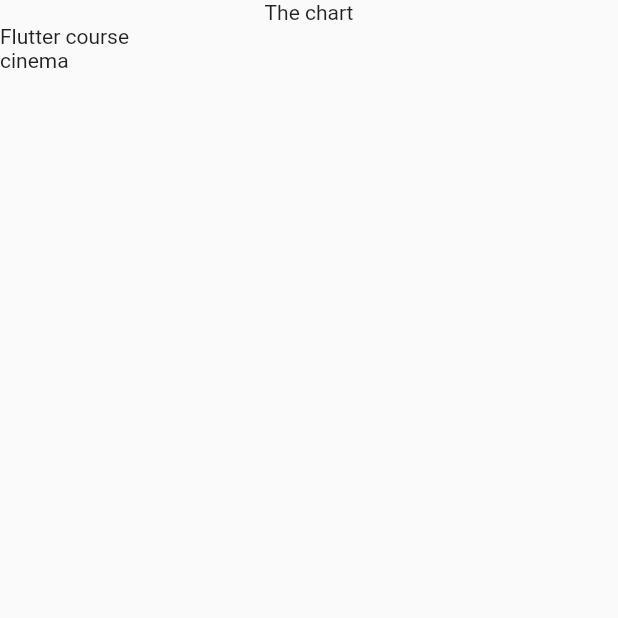
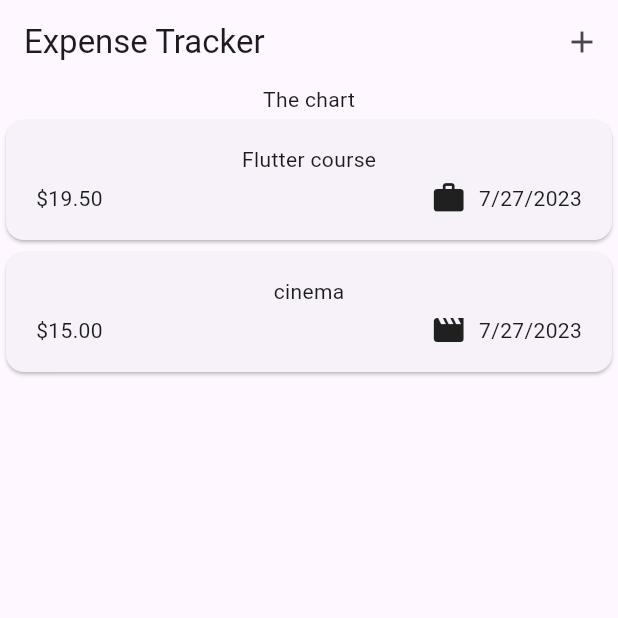
Before and after one commit to Gokuls-2003/expenses_tracker, a Flutter app: the screen it shows after launch, on a phone screen of 412 x 824 dp, the top half of it. Run offline on Flutter 3.47's test engine with Material 2 defaults, Android fonts, the phone set to English and light mode, and no system bars.

Commit message:
dataTimeSet

```diff
--- a/lib/main.dart
+++ b/lib/main.dart
@@ -3,7 +3,8 @@ import 'package:flutter/material.dart';
 
 void main(){
   runApp(
-    const MaterialApp(
+    MaterialApp(
+      theme: ThemeData(useMaterial3: true),
       home: Expenses(),
     )
   );
--- a/lib/models/expense.dart
+++ b/lib/models/expense.dart
@@ -1,8 +1,20 @@
+import 'package:flutter/material.dart';
+import 'package:intl/intl.dart';
 import 'package:uuid/uuid.dart';
+
+final formatter = DateFormat.yMd();
 
 const uuid = Uuid();
 
-enum Category  {food, trsvel,leisure,work}
+enum Category  {food, travel,leisure,work}
+
+const categoryIcons = {
+    Category.food : Icons.lunch_dining,
+    Category.travel : Icons.flight_takeoff,
+    Category.leisure : Icons.movie,
+    Category.work : Icons.work,
+
+};
 
 class Expense{
 
@@ -15,4 +27,9 @@ class Expense{
   final double amount;
   final DateTime date;
   final Category category;
+
+  String get formattedDate{
+    return formatter.format(date);
+  }
+
 }
--- a/lib/widgets/expenses.dart
+++ b/lib/widgets/expenses.dart
@@ -1,29 +1,45 @@
+import 'package:expense_tracker/models/expense.dart';
 import 'package:expense_tracker/widgets/expenses_list.dart';
-import 'package:expense_tracker/models/expense.dart';
+import 'package:expense_tracker/widgets/new_expense.dart';
 import 'package:flutter/material.dart';
 
-class Expenses extends StatefulWidget{
+class Expenses extends StatefulWidget {
   const Expenses({super.key});
   @override
   State<Expenses> createState() {
-   return _ExpensesState();
+    return _ExpensesState();
   }
 }
 
-class _ExpensesState extends State<Expenses>{
-  final List<Expense> _rigesterExpense =[
-    Expense(title: 'Flutter course', amount: 19.50, date: DateTime.now(), category: Category.work),
-     Expense(title: 'cinema', amount: 15, date: DateTime.now(), category: Category.leisure),
+class _ExpensesState extends State<Expenses> {
+  final List<Expense> _rigesterExpense = [
+    Expense(
+        title: 'Flutter course',
+        amount: 19.50,
+        date: DateTime.now(),
+        category: Category.work),
+    Expense(
+        title: 'cinema',
+        amount: 15,
+        date: DateTime.now(),
+        category: Category.leisure),
+  ];
 
-
-  ];
-   @override
+  void _openAddExpenseOverlay(){
+    showModalBottomSheet(context: context, builder: (ctx) => const NewExpense());
+  }
+  @override
   Widget build(BuildContext context) {
-    return  Scaffold(
+    return Scaffold(
+      appBar: AppBar(
+        title: const   Text('Expense Tracker'),
+        actions: [
+        IconButton(onPressed: _openAddExpenseOverlay, icon: const Icon(Icons.add))
+      ]),
       body: Column(
         children: [
-           const  Text('The chart'),
-         Expanded(child: ExpensesList(expenses: _rigesterExpense))
+          const Text('The chart'),
+          Expanded(child: ExpensesList(expenses: _rigesterExpense))
         ],
       ),
     );
--- a/lib/widgets/expenses_item.dart
+++ b/lib/widgets/expenses_item.dart
@@ -0,0 +1,38 @@
+import 'package:flutter/material.dart';
+
+import '../models/expense.dart';
+
+class ExpensesItem extends StatelessWidget {
+  const ExpensesItem(this.expense, {super.key});
+
+  final Expense expense;
+
+  @override
+  Widget build(BuildContext context) {
+    return Card(child: Padding(
+      padding: const EdgeInsets.symmetric(
+        horizontal: 20,
+        vertical: 16
+      ),
+      child: Column(
+        children: [
+          Text(expense.title),
+          const SizedBox(height: 4,),
+          Row(
+            children: [
+              Text('\$${expense.amount.toStringAsFixed(2)}'),
+              const Spacer(),
+              Row(
+                children: [
+                   Icon(categoryIcons[expense.category]),
+                  const SizedBox(width: 8,),
+                  Text(expense.formattedDate),
+                ],
+              )
+            ],
+          )
+        ],
+      ),
+    ));
+  }
+}
--- a/lib/widgets/expenses_list.dart
+++ b/lib/widgets/expenses_list.dart
@@ -1,14 +1,17 @@
+import 'package:expense_tracker/widgets/expenses_item.dart';
 import 'package:flutter/material.dart';
 
 import '../models/expense.dart';
 
-class ExpensesList extends StatelessWidget{
-  const ExpensesList({super.key,required this.expenses});
+class ExpensesList extends StatelessWidget {
+  const ExpensesList({super.key, required this.expenses});
 
   final List<Expense> expenses;
   @override
-  Widget build(BuildContext context){
-    return ListView.builder(itemCount: expenses.length,itemBuilder: (ctx,index) => Text(expenses[index].title),
+  Widget build(BuildContext context) {
+    return ListView.builder(
+      itemCount: expenses.length,
+      itemBuilder: (ctx, index) => ExpensesItem(expenses[index]),
     );
   }
 }
--- a/pubspec.yaml
+++ b/pubspec.yaml
@@ -36,6 +36,7 @@ dependencies:
   # Use with the CupertinoIcons class for iOS style icons.
   cupertino_icons: ^1.0.2
   uuid: ^3.0.7
+  intl: ^0.18.1
 
 dev_dependencies:
   flutter_test:
```
Also changed, not shown: lib/widgets/new_expense.dart (added, +95 -0 lines), pubspec.lock.
